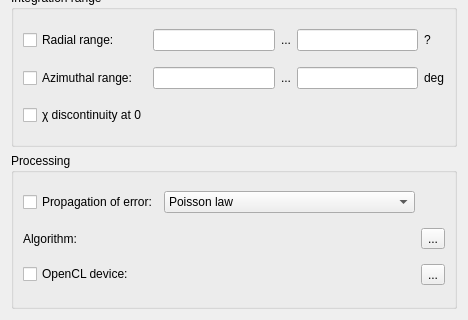
Before: the Qt Designer form pyFAI/resources/gui/worker-configurator.ui in silx-kit/pyFAI, drawn with Qt 5; both pictures show x 0 to 468 and y 554 to 874 of the 468 by 874 pixel window.
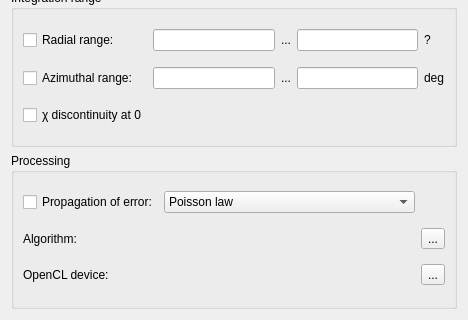
After: the same form once the commit is applied. Custom widgets are drawn as their Qt base class.

```diff
--- a/pyFAI/resources/gui/worker-configurator.ui
+++ b/pyFAI/resources/gui/worker-configurator.ui
@@ -528,13 +528,6 @@
         </property>
        </widget>
       </item>
-      <item row="3" column="0">
-       <widget class="QCheckBox" name="do_OpenCL">
-        <property name="text">
-         <string>OpenCL device:</string>
-        </property>
-       </widget>
-      </item>
       <item row="1" column="1" colspan="2">
        <widget class="QLabel" name="methodLabel">
         <property name="text">
@@ -549,6 +542,13 @@
         </property>
        </widget>
       </item>
+      <item row="3" column="0">
+       <widget class="QLabel" name="opencl_title">
+        <property name="text">
+         <string>OpenCL device:</string>
+        </property>
+       </widget>
+      </item>
      </layout>
     </widget>
    </item>
```
